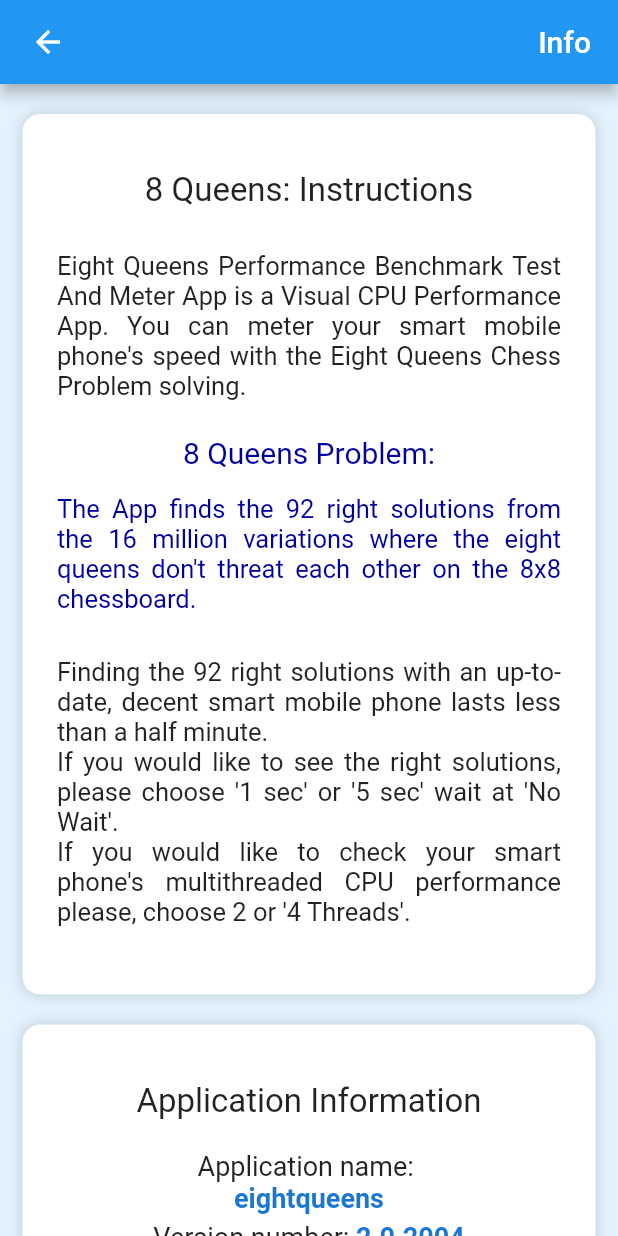
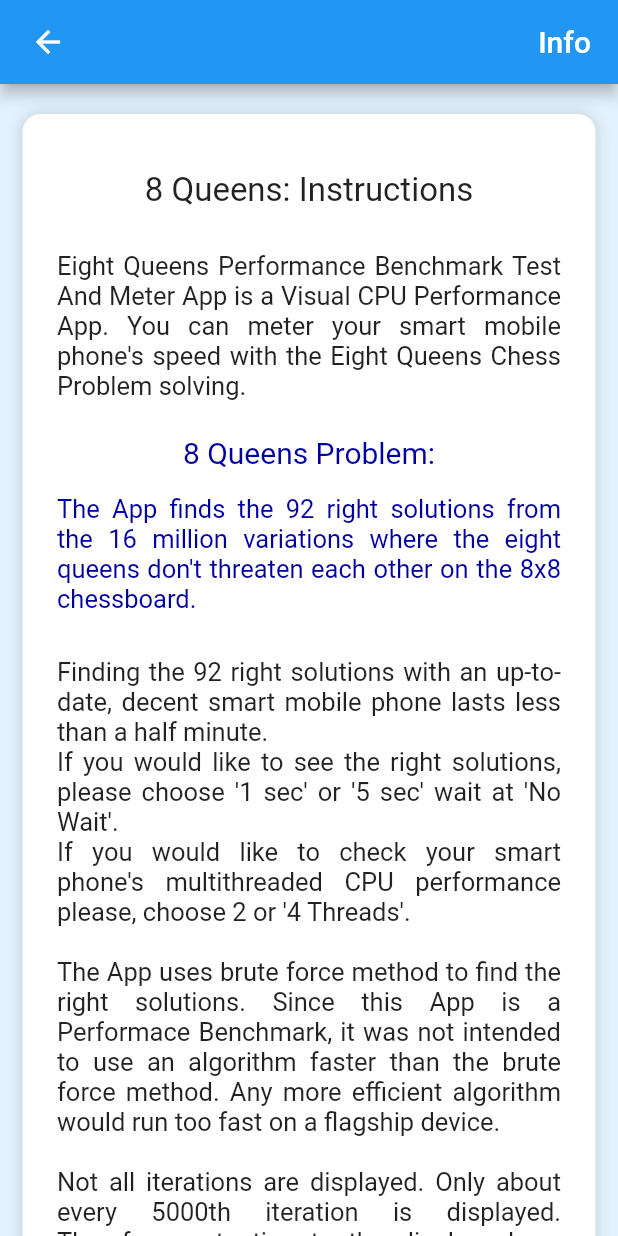
Before and after one commit to jackdavis01/mobile, a Flutter app: the screen it shows after launch, after a tap on the "info" icon, on a phone screen of 412 x 824 dp. Run offline on Flutter 3.47's test engine with Material 2 defaults, Android fonts, the light colour scheme and no system bars; our stand-ins replace flutter_svg, package_info_plus.

Commit message:
8 Queens, 2.0.2005

```diff
--- a/eightqueens/lib/pages/homepage.dart
+++ b/eightqueens/lib/pages/homepage.dart
@@ -331,7 +331,10 @@ class _HomePageState extends State<HomePage> {
         DropdownButton(
             items: lddItems,
             value: _ddWaitValue,
-            itemHeight: 7 * dFontSizeScale0 + kMinInteractiveDimension,
+            focusColor: Colors.transparent,
+            itemHeight: (1.5 < dFontSizeScale0)
+                ? 24 * (dFontSizeScale0 - 1.5) + kMinInteractiveDimension
+                : kMinInteractiveDimension,
             onChanged: onChangedDDWait),
         Tooltip(
             message:
@@ -345,7 +348,11 @@ class _HomePageState extends State<HomePage> {
             textStyle: const TextStyle(color: Colors.white, fontSize: 20),
             showDuration: const Duration(seconds: 10),
             child: Padding(
-                padding: const EdgeInsets.only(right: 16, bottom: 4, left: 12, top: 4),
+                padding: EdgeInsets.only(
+                    right: 16 * dFontSizeScale0,
+                    bottom: 4 * dFontSizeScale0,
+                    left: 12 * dFontSizeScale0,
+                    top: 4 * dFontSizeScale0),
                 child: Transform.scale(
                     scale: dFontSizeScale0 * 1.36,
                     child: const Icon(Icons.info_outline, color: Colors.blue))))
@@ -396,7 +403,10 @@ class _HomePageState extends State<HomePage> {
     return DropdownButton(
         items: lddItems,
         value: _ddMultiThreadValue,
-        itemHeight: 7 * dFontSizeScale0 + kMinInteractiveDimension,
+        focusColor: Colors.transparent,
+        itemHeight: (1.5 < dFontSizeScale0)
+            ? 24 * (dFontSizeScale0 - 1.5) + kMinInteractiveDimension
+            : kMinInteractiveDimension,
         onChanged: onChangedDDMultiThread);
   }
 
@@ -413,7 +423,7 @@ class _HomePageState extends State<HomePage> {
         textStyle: const TextStyle(color: Colors.white, fontSize: 20),
         showDuration: const Duration(seconds: 10),
         child: Padding(
-            padding: const EdgeInsets.only(right: 16, bottom: 4, left: 4, top: 4),
+            padding: EdgeInsets.only(right: 8 * dFontSizeScale0, top: 4 * dFontSizeScale0),
             child: Transform.scale(
                 scale: dFontSizeScale0 * 1.36,
                 child: const Icon(Icons.info_outline, color: Colors.blue))));
@@ -443,7 +453,7 @@ class _HomePageState extends State<HomePage> {
 
     Orientation currentOrientation = MediaQuery.of(context).orientation;
     if (Orientation.portrait == currentOrientation) {
-      dScreenSizePortrait = max(min(dScreenWidth, (dScreenHeight - 100) / 1.54), 200);
+      dScreenSizePortrait = max(min(dScreenWidth, (dScreenHeight - 100) / 1.58), 200);
       _dFontSizeScalePortrait = dScreenSizePortrait / 420;
       wQueenScaledPortrait = Padding(
           padding: EdgeInsets.only(bottom: dScreenSizePortrait / 320),
@@ -550,7 +560,14 @@ class _HomePageState extends State<HomePage> {
                         elapsed: _dElapsed)),
               );
             },
-            style: ElevatedButton.styleFrom(primary: cResult),
+            clipBehavior: Clip.none,
+            style: ElevatedButton.styleFrom(
+              /*materialTapTargetSize: MaterialTapTargetSize.shrinkWrap,*/
+              primary: cResult,
+              //padding: EdgeInsets.zero,
+              //maximumSize: const Size(25, 25),
+              /*minimumSize: const Size(0, 0)*/
+            ),
             child: Text(
               _dElapsed.toString().substring(0, _dElapsed.toString().indexOf('.') + 4),
               style: TextStyle(fontSize: 32 * _dFontSizeScalePortrait, color: cNumbers),
@@ -594,7 +611,8 @@ class _HomePageState extends State<HomePage> {
         ),
         backgroundColor: Colors.white,
         body: OrientationBuilder(builder: (context, orientation) {
-          return (orientation == Orientation.portrait)
+          return ((orientation == Orientation.portrait) ||
+                  (currentOrientation == Orientation.portrait))
               ? Stack(children: [
                   Center(
                       child: Column(mainAxisAlignment: MainAxisAlignment.start, children: <Widget>[
@@ -608,8 +626,8 @@ class _HomePageState extends State<HomePage> {
                                   padding: EdgeInsets.only(bottom: dScreenSizePortrait / 320),
                                   child: wQueenScaledPortrait),
                               liPlace: _liPos,
-                              dLeft: 24,
-                              dTop: 16,
+                              /*dLeft: 24,
+                              dTop: 16,*/
                               dScreenSize: dScreenSizePortrait)),
                     ),
                     wDisplayNumbers(_dFontSizeScalePortrait),
@@ -621,7 +639,7 @@ class _HomePageState extends State<HomePage> {
                       left: 0,
                       bottom: 0,
                       child: Padding(
-                          padding: const EdgeInsets.only(left: 32),
+                          padding: EdgeInsets.only(left: 32 * _dFontSizeScalePortrait),
                           child: Column(crossAxisAlignment: CrossAxisAlignment.start, children: [
                             wTooltipThreads(_dFontSizeScalePortrait),
                             Row(children: [
@@ -629,7 +647,7 @@ class _HomePageState extends State<HomePage> {
                                   padding: const EdgeInsets.only(right: 10),
                                   child: ddMultiThread(_dFontSizeScalePortrait))
                             ]),
-                            const SizedBox(height: 6),
+                            SizedBox(height: 6 * _dFontSizeScalePortrait),
                             Row(children: [
                               Padding(
                                   padding: const EdgeInsets.only(right: 10),
@@ -639,7 +657,7 @@ class _HomePageState extends State<HomePage> {
                                   style: TextStyle(
                                       fontSize: 32 * _dFontSizeScalePortrait, color: cNumbers))
                             ]),
-                            const SizedBox(height: 26)
+                            SizedBox(height: 26 * _dFontSizeScalePortrait)
                           ])))
                 ])
               : Row(mainAxisAlignment: MainAxisAlignment.start, children: <Widget>[
@@ -649,8 +667,6 @@ class _HomePageState extends State<HomePage> {
                       child: ChessTable(
                           wQueen: wQueenScaledLandscape,
                           liPlace: _liPos,
-                          dLeft: 24,
-                          dTop: 16,
                           dScreenSize: dScreenSizeLandscape)),
                   Flexible(
                       flex: 4,
@@ -669,7 +685,7 @@ class _HomePageState extends State<HomePage> {
                           Row(
                             children: [
                               const Spacer(),
-                              (2.4 < (dScreenWidth / dScreenHeight))
+                              (1.76 < (dScreenWidth / dScreenHeight))
                                   ? Padding(
                                       padding: const EdgeInsets.only(top: 24, right: 4),
                                       child: wTooltipThreads(_dFontSizeScaleLandscape))
@@ -692,7 +708,7 @@ class _HomePageState extends State<HomePage> {
                                 padding: const EdgeInsets.only(top: 4, right: 12),
                                 child: ddMultiThread(_dFontSizeScaleLandscape))
                           ]),
-                          (2.4 > (dScreenWidth / dScreenHeight))
+                          (1.76 > (dScreenWidth / dScreenHeight))
                               ? Row(children: [
                                   const Spacer(),
                                   Padding(
--- a/eightqueens/lib/pages/infopage.dart
+++ b/eightqueens/lib/pages/infopage.dart
@@ -118,7 +118,7 @@ class _InfoPageState extends State<InfoPage> {
                                   padding: EdgeInsets.only(top: 16, bottom: 7, left: 15, right: 15),
                                   child: Text(
                                       'The App finds the 92 right solutions from the 16 million '
-                                      "variations where the eight queens don't threat "
+                                      "variations where the eight queens don't threaten "
                                       'each other on the 8x8 chessboard.',
                                       textAlign: TextAlign.justify,
                                       style: TextStyle(fontSize: 17, color: Color(0xFF0000A0))),
@@ -132,7 +132,15 @@ class _InfoPageState extends State<InfoPage> {
                                       'If you would like to see the right solutions, '
                                       "please choose '1 sec' or '5 sec' wait at 'No Wait'.\n"
                                       "If you would like to check your smart phone's multithreaded "
-                                      "CPU performance please, choose 2 or '4 Threads'.",
+                                      "CPU performance please, choose 2 or '4 Threads'.\n\n"
+                                      'The App uses brute force method to find the right '
+                                      'solutions. Since this App is a Performace Benchmark, '
+                                      'it was not intended to use an algorithm faster than the '
+                                      'brute force method. Any more efficient algorithm would run '
+                                      'too fast on a flagship device.\n\n'
+                                      'Not all iterations are displayed. Only about every 5000th '
+                                      'iteration is displayed. Therefore, outputing to the display '
+                                      'slows down max. 10% on the algorithm.',
                                       textAlign: TextAlign.justify,
                                       style: TextStyle(fontSize: 17)),
                                 )
--- a/eightqueens/lib/widgets/boxwidgets.dart
+++ b/eightqueens/lib/widgets/boxwidgets.dart
@@ -142,17 +142,9 @@ class _ChessTableRowState extends State<ChessTableRow> {
 class ChessTable extends StatefulWidget {
   final Widget wQueen;
   final List<int> liPlace;
-  final double dLeft;
-  final double dTop;
   final double dScreenSize;
 
-  const ChessTable(
-      {Key? key,
-      required this.wQueen,
-      required this.liPlace,
-      required this.dLeft,
-      required this.dTop,
-      required this.dScreenSize})
+  const ChessTable({Key? key, required this.wQueen, required this.liPlace, required this.dScreenSize})
       : super(key: key);
 
   @override
@@ -162,8 +154,8 @@ class ChessTable extends StatefulWidget {
 class _ChessTableState extends State<ChessTable> {
   @override
   Widget build(BuildContext context) {
-    double dMarginSize = widget.dScreenSize * 0.06;
-    double dScreenSizeInside = widget.dScreenSize - 2 * dMarginSize;
+    double dMarginSize = widget.dScreenSize * 0.04;
+    double dScreenSizeInside = widget.dScreenSize - 1.75 * dMarginSize;
     double dChessBoxFullSize = dScreenSizeInside / 8;
     if (8 != widget.liPlace.length) {
       widget.liPlace.clear();
--- a/eightqueens/pubspec.yaml
+++ b/eightqueens/pubspec.yaml
@@ -15,7 +15,7 @@ publish_to: 'none' # Remove this line if you wish to publish to pub.dev
 # In iOS, build-name is used as CFBundleShortVersionString while build-number used as CFBundleVersion.
 # Read more about iOS versioning at
 # https://developer.apple.com/library/archive/documentation/General/Reference/InfoPlistKeyReference/Articles/CoreFoundationKeys.html
-version: 2.0.2004+2004
+version: 2.0.2005+2005
 
 environment:
   sdk: ">=2.16.1 <3.0.0"
```
Also changed, not shown: 1 other file.
